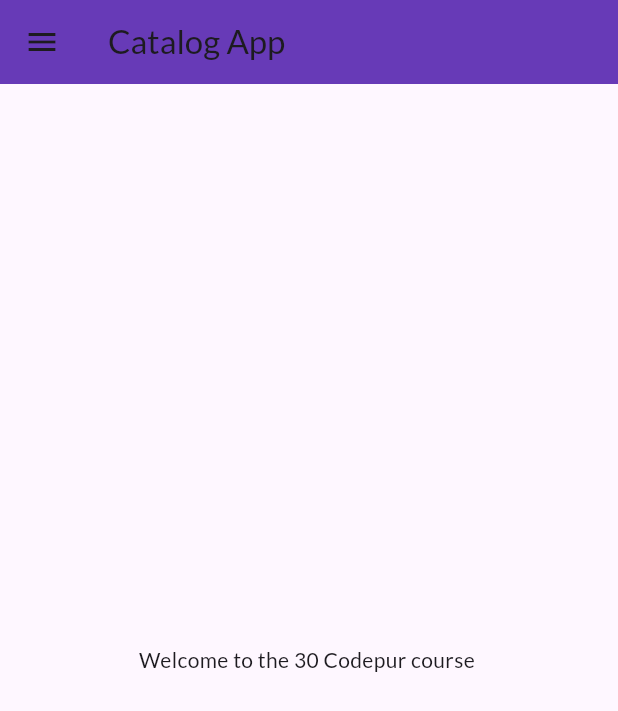
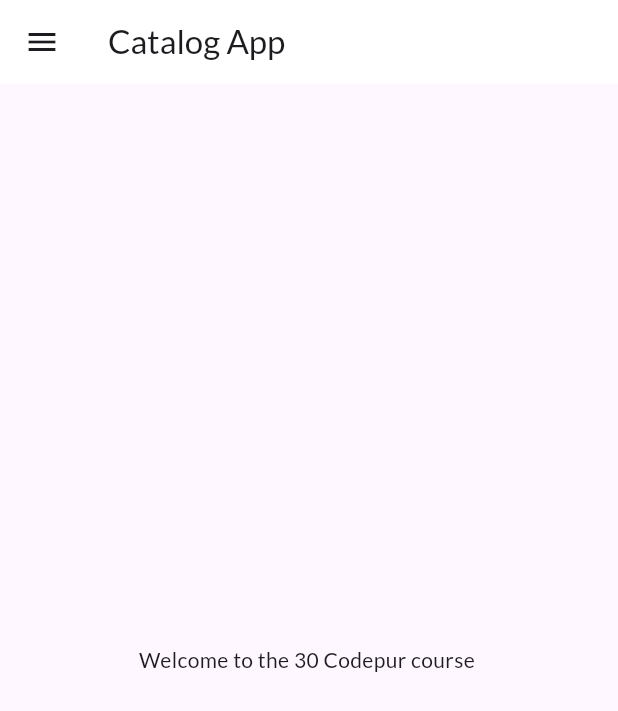
Before and after one commit to varunchopra-08/28DaysOfFlutter-, a Flutter app: the screen it shows after launch, on a phone screen of 412 x 824 dp. Shown: the top 711 px of the screen. Run offline on Flutter 3.47's test engine with Material 3 defaults, Android fonts, the phone set to English and light mode, and no system bars; our stand-ins replace google_fonts.

Commit message:
themes extracted

```diff
--- a/lib/main.dart
+++ b/lib/main.dart
@@ -1,6 +1,7 @@
 import 'package:chapter_1/pages/home_page.dart';
 import 'package:chapter_1/pages/login_page.dart';
 import 'package:chapter_1/pages/utils/routes.dart';
+import 'package:chapter_1/widgets/themes.dart';
 import 'package:flutter/material.dart';
 import 'package:google_fonts/google_fonts.dart';
 
@@ -15,14 +16,10 @@
   Widget build(BuildContext context) {
     return MaterialApp(
         themeMode: ThemeMode.light,
-        theme: ThemeData(
-          appBarTheme: AppBarTheme(backgroundColor: Colors.deepPurple),
-          fontFamily: GoogleFonts.lato().fontFamily,
-        ),
-        darkTheme: ThemeData(
-          brightness: Brightness.dark,
-          appBarTheme: AppBarTheme(backgroundColor: Colors.black),
-        ),
+        theme: Mytheme.lightTheme(context),
+        darkTheme: Mytheme.darkTheme(context),
+
+
         debugShowCheckedModeBanner: false,
         initialRoute:MyRoutes.homeRoute ,
         routes: {
--- a/lib/pages/home_page.dart
+++ b/lib/pages/home_page.dart
@@ -1,10 +1,7 @@
 import "package:chapter_1/widgets/drawer.dart";
 import "package:flutter/material.dart";
 
-
 class HomePage extends StatelessWidget {
-
-
   @override
   Widget build(BuildContext context) {
     int day = 30;
@@ -12,10 +9,7 @@
 
     return Scaffold(
       appBar: AppBar(
-
         title: Text("Catalog App"),
-
-
       ),
       body: Center(
         child: Container(
--- /dev/null
+++ b/lib/widgets/themes.dart
@@ -0,0 +1,17 @@
+import 'package:flutter/material.dart';
+
+import 'package:google_fonts/google_fonts.dart';
+
+class Mytheme {
+  static ThemeData lightTheme(BuildContext context) => ThemeData(
+        appBarTheme: AppBarTheme(
+          backgroundColor: Colors.white,
+          elevation: 0.0,
+        ),
+        fontFamily: GoogleFonts.lato().fontFamily,
+      );
+  static ThemeData darkTheme(BuildContext context) => ThemeData(
+        brightness: Brightness.dark,
+        appBarTheme: AppBarTheme(backgroundColor: Colors.black),
+      );
+}
```
